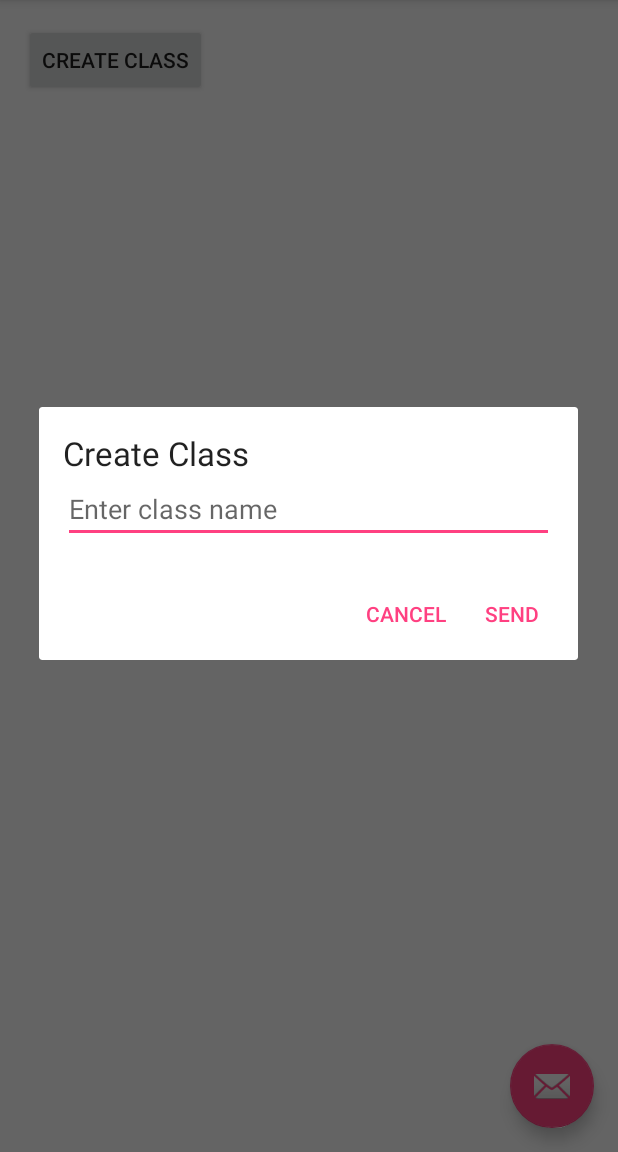
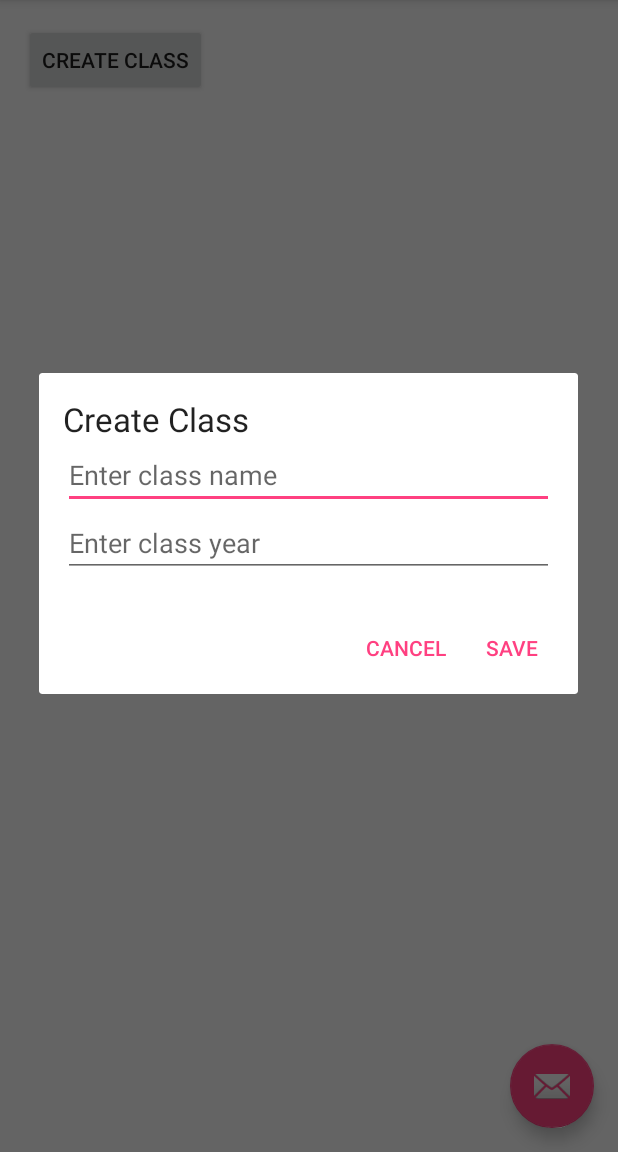
Before and after one commit to shikhar88/attendance, an Android app: the fragment CreateclassFragment placed in its activity, after a tap on "CREATE CLASS", on a phone screen of 412 x 824 dp, the part 84-1236 px from its top. Run offline under Robolectric (Android 15) with nearby library versions, the phone set to English and light mode, and no system bars.

Commit message:
field validation for class room create added

```diff
--- a/app/src/main/java/com/example/easyattendance/attendance/CreateclassFragment.java
+++ b/app/src/main/java/com/example/easyattendance/attendance/CreateclassFragment.java
@@ -12,6 +12,7 @@ import android.view.View;
 import android.view.ViewGroup;
 import android.widget.Button;
 import android.widget.EditText;
+import android.widget.Toast;
 
 
 /**
@@ -33,20 +34,36 @@ public class CreateclassFragment extends Fragment implements View.OnClickListene
         return view;
     }
 
-    public void onClick(View view) {
+    public void onClick(final View view) {
         switch (view.getId()) {
             case R.id.button_createclass:
                 LayoutInflater layoutInflaterAndroid = getActivity().getLayoutInflater();
-                View mView = layoutInflaterAndroid.inflate(R.layout.createclass, null);
+                final View mView = layoutInflaterAndroid.inflate(R.layout.createclass, null);
                 AlertDialog.Builder alertDialogBuilderUserInput = new AlertDialog.Builder(view.getContext());
                 alertDialogBuilderUserInput.setView(mView);
-
-                final EditText userInputDialogEditText = (EditText) mView.findViewById(R.id.userInputDialog);
+                final EditText classnameText = (EditText) mView.findViewById(R.id.classnameInput);
+                final EditText classyearText = (EditText) mView.findViewById(R.id.classyearInput);
                 alertDialogBuilderUserInput
                         .setCancelable(false)
-                        .setPositiveButton("Send", new DialogInterface.OnClickListener() {
+                        .setPositiveButton("Save", new DialogInterface.OnClickListener() {
                             public void onClick(DialogInterface dialogBox, int id) {
-                                // ToDo get user input here
+                                final String classname = classnameText.getText().toString();
+                                final String classyear = classyearText.getText().toString();
+                                if (classname.length() == 0 && classyear.length() == 0){
+                                    Toast.makeText(getActivity().getApplicationContext(),
+                                            "Fields are empty", Toast.LENGTH_SHORT).show();
+                                }
+                                else if (classyear.length() == 0){
+                                    Toast.makeText(getActivity().getApplicationContext(),
+                                            "Year field is empty", Toast.LENGTH_SHORT).show();
+                                }
+                                else if ( classname.length() == 0 ){
+                                    Toast.makeText(getActivity().getApplicationContext(),
+                                            "Class name field is empty", Toast.LENGTH_SHORT).show();
+                                }
+                                else{
+
+                                }
                             }
                         })
 
--- a/app/src/main/res/layout/createclass.xml
+++ b/app/src/main/res/layout/createclass.xml
@@ -14,9 +14,17 @@
         android:textAppearance="?android:attr/textAppearanceLarge" />
 
     <EditText
-        android:id="@+id/userInputDialog"
+        android:id="@+id/classnameInput"
         android:layout_width="match_parent"
         android:layout_height="wrap_content"
         android:hint="@string/class_message"
         android:inputType="text" />
+
+    <EditText
+        android:id="@+id/classyearInput"
+        android:layout_width="match_parent"
+        android:layout_height="wrap_content"
+        android:hint="Enter class year"
+        android:maxLength="4"
+        android:inputType="number" />
 </LinearLayout>
```
